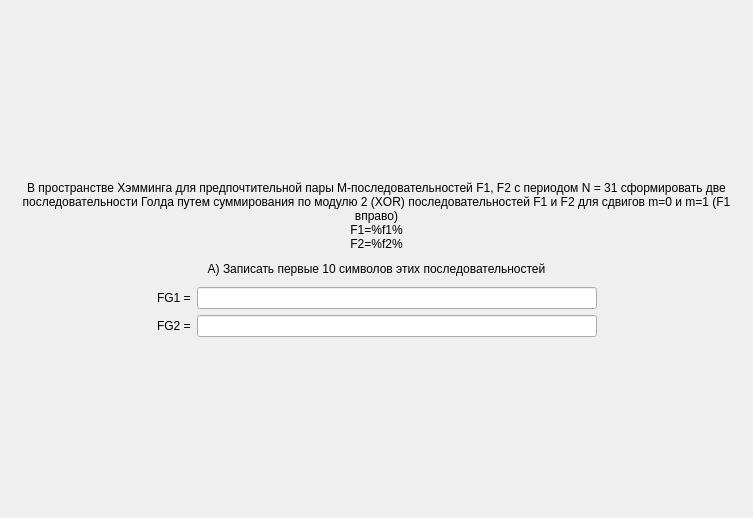
First picture: the form in task/screentask8a.ui, repository bukhmastov/kpsp, before the edit.
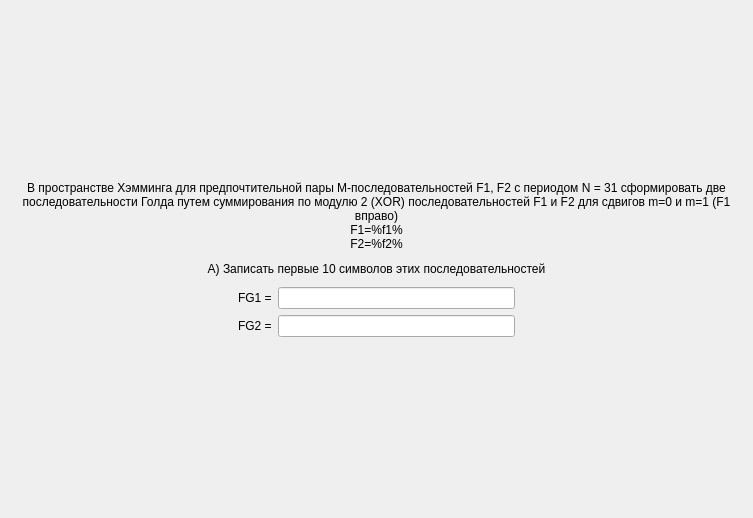
Second picture: the form after the edit.

```diff
--- a/task/screentask8a.ui
+++ b/task/screentask8a.ui
@@ -142,7 +142,7 @@
           <widget class="QLineEdit" name="inputFG1">
            <property name="minimumSize">
             <size>
-             <width>400</width>
+             <width>200</width>
              <height>0</height>
             </size>
            </property>
@@ -198,7 +198,7 @@
           <widget class="QLineEdit" name="inputFG2">
            <property name="minimumSize">
             <size>
-             <width>400</width>
+             <width>200</width>
              <height>0</height>
             </size>
            </property>
```
Left out of the diff: 18 changed lines with no effect on the pictures.
